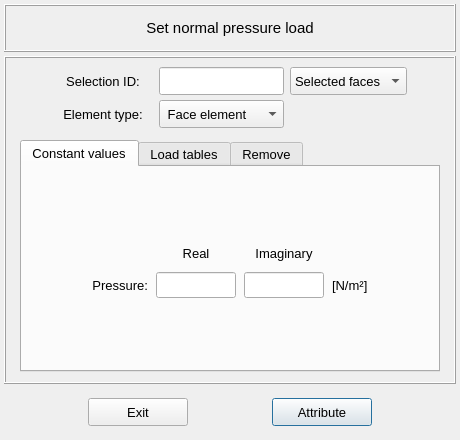
Before: the Qt Designer form vibra/interface/data/ui_files/model/setup/structural/normal_pressure_load_input.ui in MOPT-UFSC/VIBRA, drawn with Qt 5.
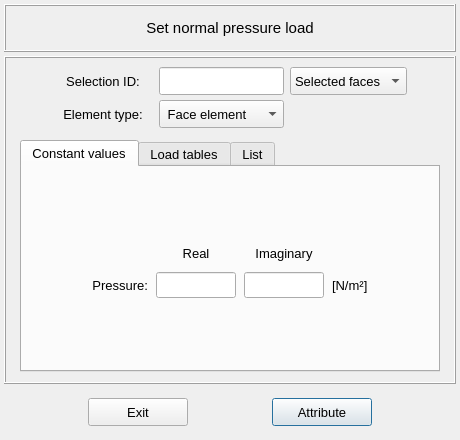
After: the same form once the commit is applied.

Commit message: Rename Remove by List tabs

The edit to the form file:
```diff
--- a/vibra/interface/data/ui_files/model/setup/structural/normal_pressure_load_input.ui
+++ b/vibra/interface/data/ui_files/model/setup/structural/normal_pressure_load_input.ui
@@ -919,7 +919,7 @@
            </widget>
            <widget class="QWidget" name="tab_remove">
             <attribute name="title">
-             <string>Remove</string>
+             <string>List</string>
             </attribute>
             <layout class="QGridLayout" name="gridLayout_9">
              <property name="leftMargin">
```
Left out of the diff: 2 changed lines with no effect on the pictures. The commit also changes 17 other files.
